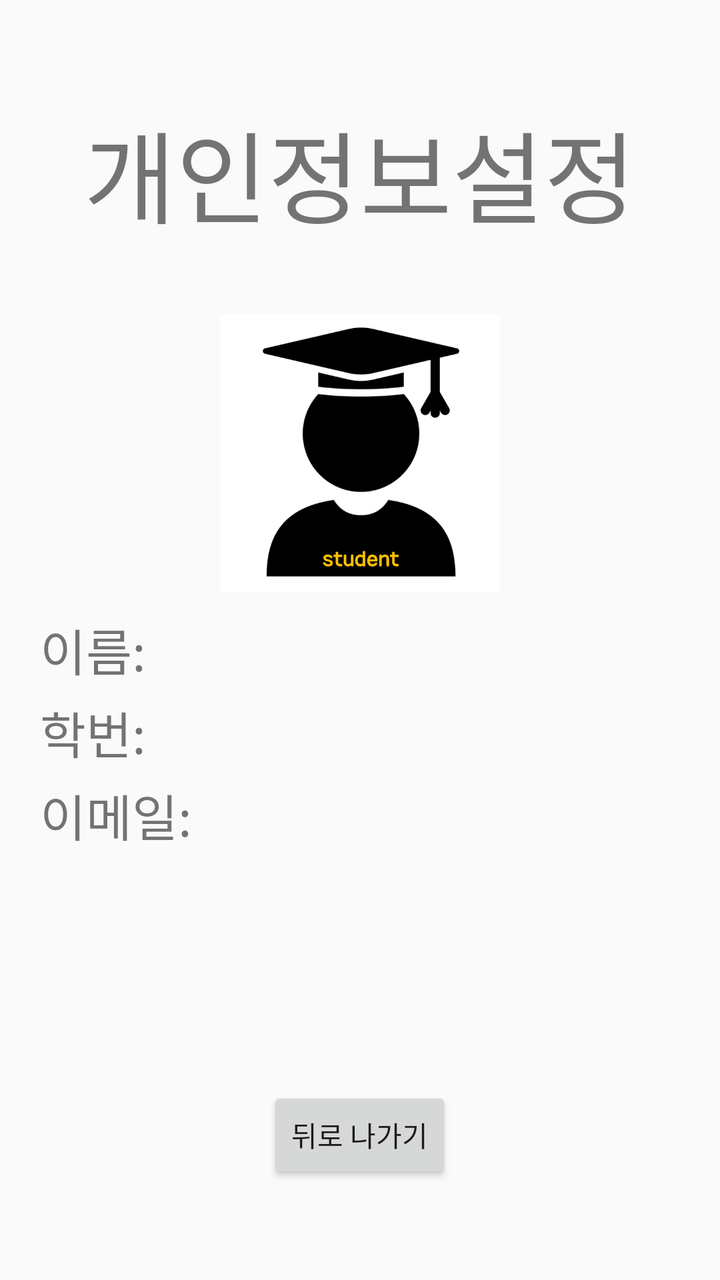
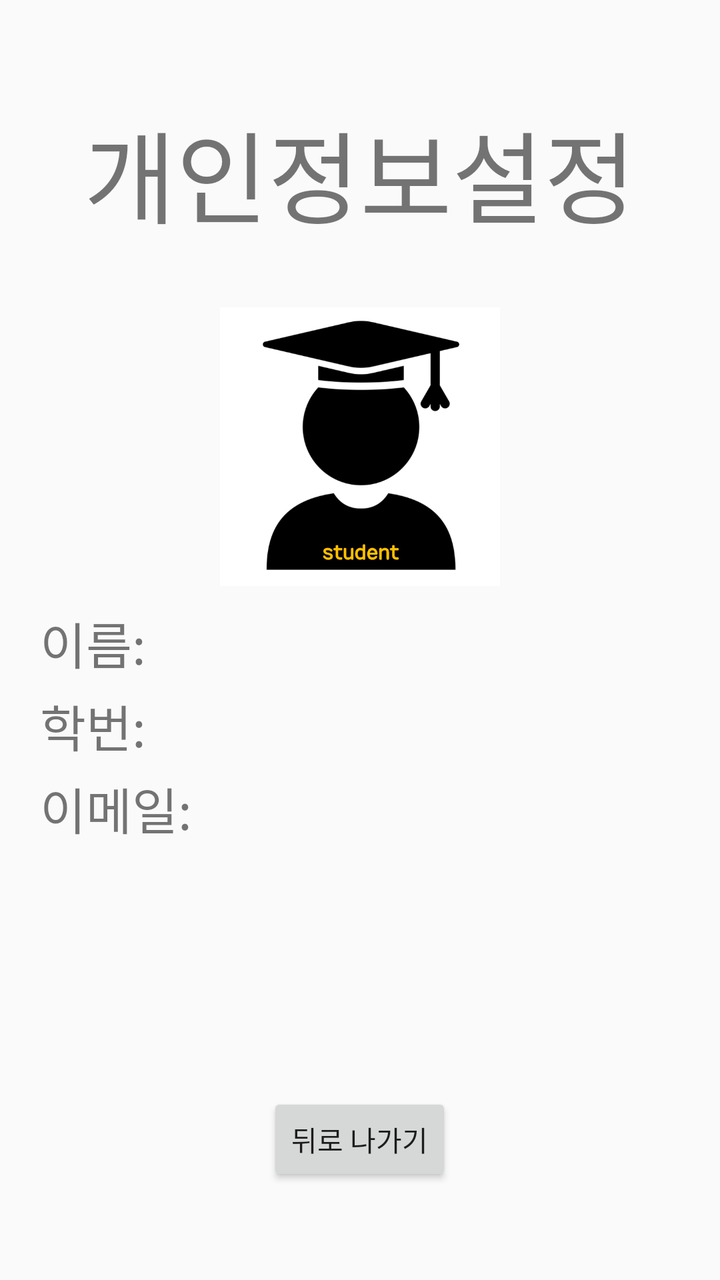

The first picture is an Android layout as it rendered before a commit; the second is the same layout after the commit. The layout source and the unified diff follow.
<!-- AndroidManifest.xml: application theme Theme.AppCompat.Light.DarkActionBar -->
<!-- res/layout/activity_personal_info.xml -->
<?xml version="1.0" encoding="utf-8"?>
<LinearLayout xmlns:android="http://schemas.android.com/apk/res/android"
    xmlns:app="http://schemas.android.com/apk/res-auto"
    xmlns:tools="http://schemas.android.com/tools"
    android:layout_width="match_parent"
    android:layout_height="match_parent"
    tools:context=".personal_info"
    android:orientation="vertical"
    android:weightSum="6">

    <TextView
        android:layout_width="wrap_content"
        android:layout_height="0dp"
        android:text="개인정보설정"
        android:layout_gravity="center"
        android:textSize="50sp"
        android:layout_marginTop="50dp"
        android:layout_weight="1"/>

    <LinearLayout
        android:layout_width="match_parent"
        android:layout_height="0dp"
        android:layout_marginTop="10dp"
        android:layout_weight="4"
        android:orientation="vertical">
        <ImageView
            android:layout_width="140dp"
            android:layout_height="140dp"
            android:layout_gravity="center"
            android:src="@drawable/student"/>

        <LinearLayout
            android:layout_width="match_parent"
            android:layout_height="wrap_content"
            android:layout_marginTop="10dp"
            android:weightSum="4">
            <TextView
                android:layout_width="0dp"
                android:layout_height="wrap_content"
                android:layout_weight="1"
                android:layout_marginLeft="20dp"
                android:text="이름: "
                android:textSize="25sp"/>
            <TextView
                android:id="@+id/uname"
                android:layout_width="0dp"
                android:layout_height="wrap_content"
                android:layout_weight="3"
                android:textSize="25sp"
                android:text="             "/>
        </LinearLayout>

        <LinearLayout
            android:layout_width="match_parent"
            android:layout_height="wrap_content"
            android:weightSum="4"
            android:layout_marginTop="5dp">
            <TextView
                android:layout_width="0dp"
                android:layout_height="wrap_content"
                android:layout_marginLeft="20dp"
                android:layout_weight="1"
                android:text="학번:"
                android:textSize="25sp"/>
            <TextView
                android:id="@+id/uid"
                android:layout_width="0dp"
                android:layout_height="wrap_content"
                android:layout_weight="3"
                android:textSize="25sp"
                android:text="               "/>
        </LinearLayout>

        <LinearLayout
            android:layout_width="match_parent"
            android:layout_height="wrap_content"
            android:weightSum="4"
            android:layout_marginTop="5dp">
            <TextView
                android:layout_width="0dp"
                android:layout_height="wrap_content"
                android:layout_marginLeft="20dp"
                android:layout_weight="1"
                android:text="이메일:"
                android:textSize="25sp"/>
            <TextView
                android:id="@+id/umail"
                android:layout_width="0dp"
                android:layout_height="wrap_content"
                android:layout_weight="3"
                android:textSize="25sp"
                android:text="               "/>
        </LinearLayout>

    </LinearLayout>
    <Button
        android:layout_width="wrap_content"
        android:layout_height="0dp"
        android:layout_weight="0.5"
        android:layout_gravity="center"
        android:text="뒤로 나가기"
        android:id="@+id/exit3"/>


</LinearLayout>
<!-- resources referenced by this layout -->
<resources>
  <!-- drawable student: png bitmap (drawable, 26204 bytes) -->
</resources>

<!-- the commit's change to res/layout/activity_personal_info.xml (unified diff, before → after) -->
@@ -46,8 +46,7 @@
                 android:layout_width="0dp"
                 android:layout_height="wrap_content"
                 android:layout_weight="3"
-                android:textSize="25sp"
-                android:text="             "/>
+                android:textSize="25sp" />
         </LinearLayout>
 
         <LinearLayout
@@ -67,8 +66,7 @@
                 android:layout_width="0dp"
                 android:layout_height="wrap_content"
                 android:layout_weight="3"
-                android:textSize="25sp"
-                android:text="               "/>
+                android:textSize="25sp"/>
         </LinearLayout>
 
         <LinearLayout
@@ -88,11 +86,15 @@
                 android:layout_width="0dp"
                 android:layout_height="wrap_content"
                 android:layout_weight="3"
-                android:textSize="25sp"
-                android:text="               "/>
+                android:textSize="25sp"/>
+
         </LinearLayout>
 
     </LinearLayout>
+    <TextView
+        android:layout_width="wrap_content"
+        android:layout_height="wrap_content"
+        android:id="@+id/pinfoerror"/>
     <Button
         android:layout_width="wrap_content"
         android:layout_height="0dp"
